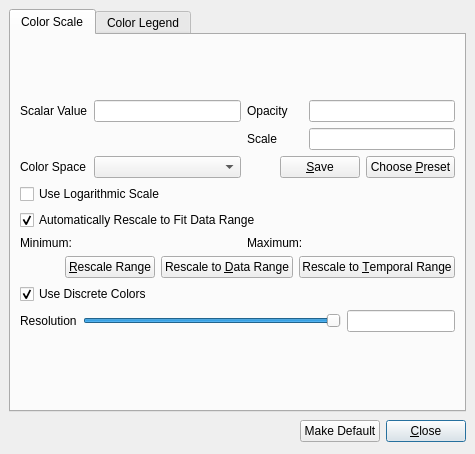
Above: Qt/Components/Resources/UI/pqColorScaleDialog.ui from Kitware/ParaView before the change. Below: the same form after it.
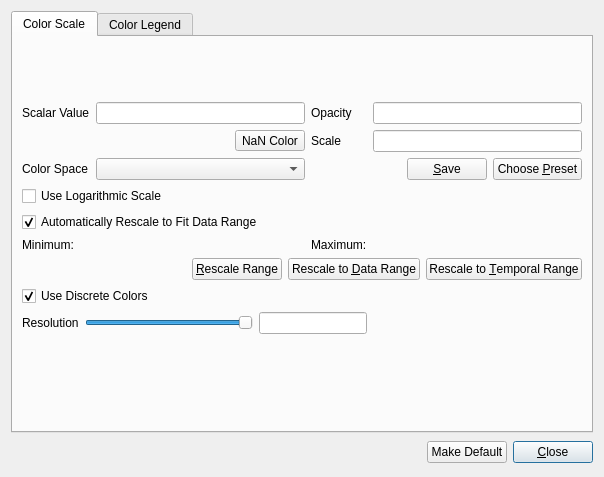
That is the form after the change. Custom widgets are drawn as their Qt base class.

Commit message:
Update GUI color editor to select the NaN color.
In addition to changing the color editor widgets themselves, this
also involved changing the color map model to hold the NaN color,
add the NaN color to saved and builtin presets, and the glue to
push the NaN to the underlying server manager object.

```diff
--- a/Qt/Components/Resources/UI/pqColorScaleDialog.ui
+++ b/Qt/Components/Resources/UI/pqColorScaleDialog.ui
@@ -6,61 +6,15 @@
    <rect>
     <x>0</x>
     <y>0</y>
-    <width>475</width>
-    <height>454</height>
+    <width>604</width>
+    <height>477</height>
    </rect>
   </property>
   <property name="windowTitle">
    <string>Color Scale Editor</string>
   </property>
-  <layout class="QGridLayout">
-   <property name="margin">
-    <number>9</number>
-   </property>
-   <property name="spacing">
-    <number>6</number>
-   </property>
-   <item row="1" column="0">
-    <layout class="QHBoxLayout">
-     <property name="spacing">
-      <number>6</number>
-     </property>
-     <property name="margin">
-      <number>0</number>
-     </property>
-     <item>
-      <spacer>
-       <property name="orientation">
-        <enum>Qt::Horizontal</enum>
-       </property>
-       <property name="sizeHint" stdset="0">
-        <size>
-         <width>251</width>
-         <height>27</height>
-        </size>
-       </property>
-      </spacer>
-     </item>
-     <item>
-      <widget class="QPushButton" name="MakeDefaultButton">
-       <property name="text">
-        <string>Make Default</string>
-       </property>
-      </widget>
-     </item>
-     <item>
-      <widget class="QPushButton" name="CloseButton">
-       <property name="text">
-        <string>&amp;Close</string>
-       </property>
-       <property name="default">
-        <bool>true</bool>
-       </property>
-      </widget>
-     </item>
-    </layout>
-   </item>
-   <item row="0" column="0">
+  <layout class="QVBoxLayout" name="verticalLayout">
+   <item>
     <widget class="QTabWidget" name="ColorTabs">
      <property name="currentIndex">
       <number>0</number>
@@ -69,7 +23,7 @@
       <attribute name="title">
        <string>Color Scale</string>
       </attribute>
-      <layout class="QGridLayout">
+      <layout class="QGridLayout" name="gridLayout">
        <item row="0" column="0" colspan="4">
         <widget class="QVTKWidget" name="ColorScale" native="true">
          <property name="sizePolicy">
@@ -123,6 +77,33 @@
          </property>
         </widget>
        </item>
+       <item row="2" column="0" colspan="2">
+        <layout class="QHBoxLayout" name="horizontalLayout">
+         <item>
+          <spacer name="horizontalSpacer">
+           <property name="orientation">
+            <enum>Qt::Horizontal</enum>
+           </property>
+           <property name="sizeHint" stdset="0">
+            <size>
+             <width>168</width>
+             <height>20</height>
+            </size>
+           </property>
+          </spacer>
+         </item>
+         <item>
+          <widget class="pqColorChooserButton" name="NanColor">
+           <property name="toolTip">
+            <string>The color to use for not-a-number values.</string>
+           </property>
+           <property name="text">
+            <string>NaN Color</string>
+           </property>
+          </widget>
+         </item>
+        </layout>
+       </item>
        <item row="2" column="2">
         <widget class="QLabel" name="ScaleLabel">
          <property name="text">
@@ -149,12 +130,6 @@
        </item>
        <item row="3" column="2" colspan="2">
         <layout class="QHBoxLayout">
-         <property name="spacing">
-          <number>6</number>
-         </property>
-         <property name="margin">
-          <number>0</number>
-         </property>
          <item>
           <spacer>
            <property name="orientation">
@@ -190,7 +165,7 @@
          </item>
         </layout>
        </item>
-       <item row="4" column="0" colspan="4">
+       <item row="4" column="0" colspan="2">
         <widget class="QCheckBox" name="UseLogScale">
          <property name="whatsThis">
           <string>Check this option to use a logarithmic scale on the color map.</string>
@@ -200,7 +175,7 @@
          </property>
         </widget>
        </item>
-       <item row="5" column="0" colspan="4">
+       <item row="5" column="0" colspan="2">
         <widget class="QCheckBox" name="UseAutoRescale">
          <property name="whatsThis">
           <string>Check this option to automatically rescale the color map to the current data range.</string>
@@ -261,12 +236,6 @@
        </item>
        <item row="7" column="0" colspan="4">
         <layout class="QHBoxLayout">
-         <property name="spacing">
-          <number>6</number>
-         </property>
-         <property name="margin">
-          <number>0</number>
-         </property>
          <item>
           <spacer>
            <property name="orientation">
@@ -330,7 +299,7 @@
          </item>
         </layout>
        </item>
-       <item row="8" column="0" colspan="4">
+       <item row="8" column="0" colspan="2">
         <widget class="QCheckBox" name="UseDiscreteColors">
          <property name="whatsThis">
           <string>Check this box if the color table should have discrete colors, otherwise color values will be interpolated.</string>
@@ -343,14 +312,8 @@
          </property>
         </widget>
        </item>
-       <item row="9" column="0" colspan="4">
+       <item row="9" column="0" colspan="3">
         <layout class="QHBoxLayout">
-         <property name="spacing">
-          <number>6</number>
-         </property>
-         <property name="margin">
-          <number>0</number>
-         </property>
          <item>
           <widget class="QLabel" name="TableSizeLabel">
            <property name="text">
@@ -921,6 +884,40 @@
      </widget>
     </widget>
    </item>
+   <item>
+    <layout class="QHBoxLayout">
+     <item>
+      <spacer>
+       <property name="orientation">
+        <enum>Qt::Horizontal</enum>
+       </property>
+       <property name="sizeHint" stdset="0">
+        <size>
+         <width>251</width>
+         <height>27</height>
+        </size>
+       </property>
+      </spacer>
+     </item>
+     <item>
+      <widget class="QPushButton" name="MakeDefaultButton">
+       <property name="text">
+        <string>Make Default</string>
+       </property>
+      </widget>
+     </item>
+     <item>
+      <widget class="QPushButton" name="CloseButton">
+       <property name="text">
+        <string>&amp;Close</string>
+       </property>
+       <property name="default">
+        <bool>true</bool>
+       </property>
+      </widget>
+     </item>
+    </layout>
+   </item>
   </layout>
  </widget>
  <customwidgets>
@@ -934,6 +931,11 @@
    <extends>QWidget</extends>
    <header>QVTKWidget.h</header>
   </customwidget>
+  <customwidget>
+   <class>pqColorChooserButton</class>
+   <extends>QToolButton</extends>
+   <header>pqColorChooserButton.h</header>
+  </customwidget>
  </customwidgets>
  <tabstops>
   <tabstop>PresetButton</tabstop>
```
Left out of the diff: 24 changed lines with no effect on the pictures. The commit also changes 6 other files.
